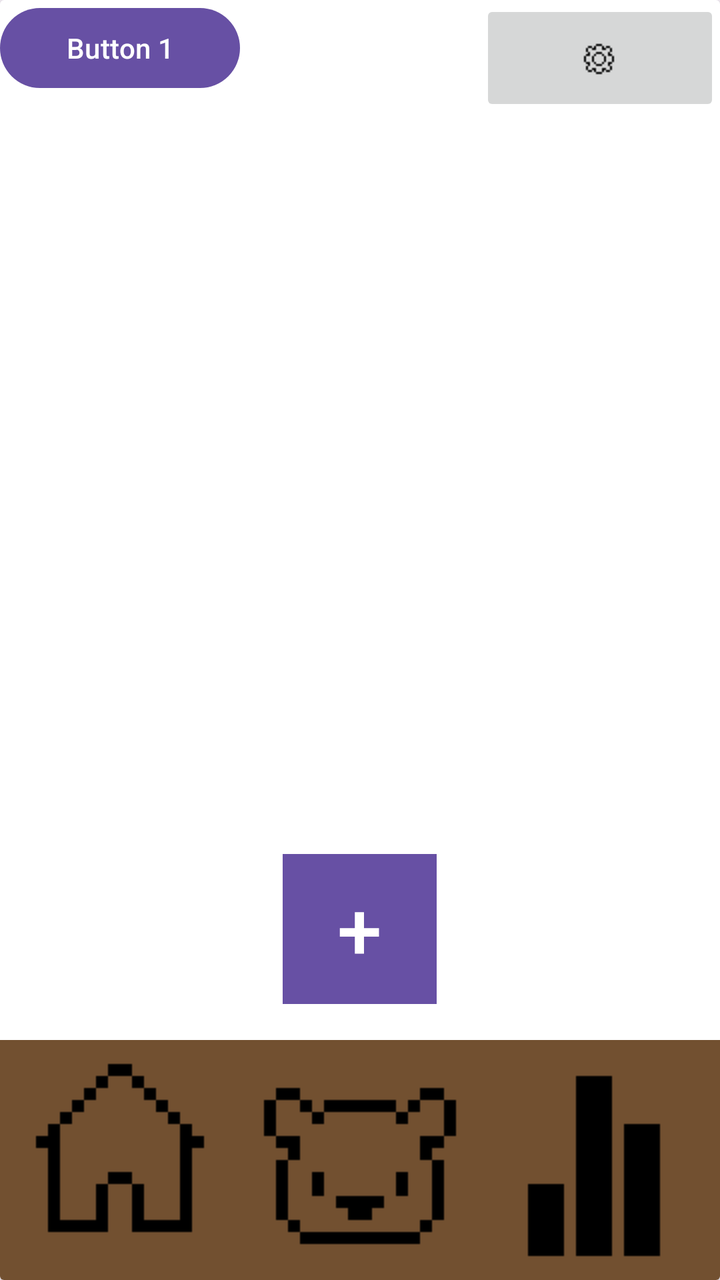
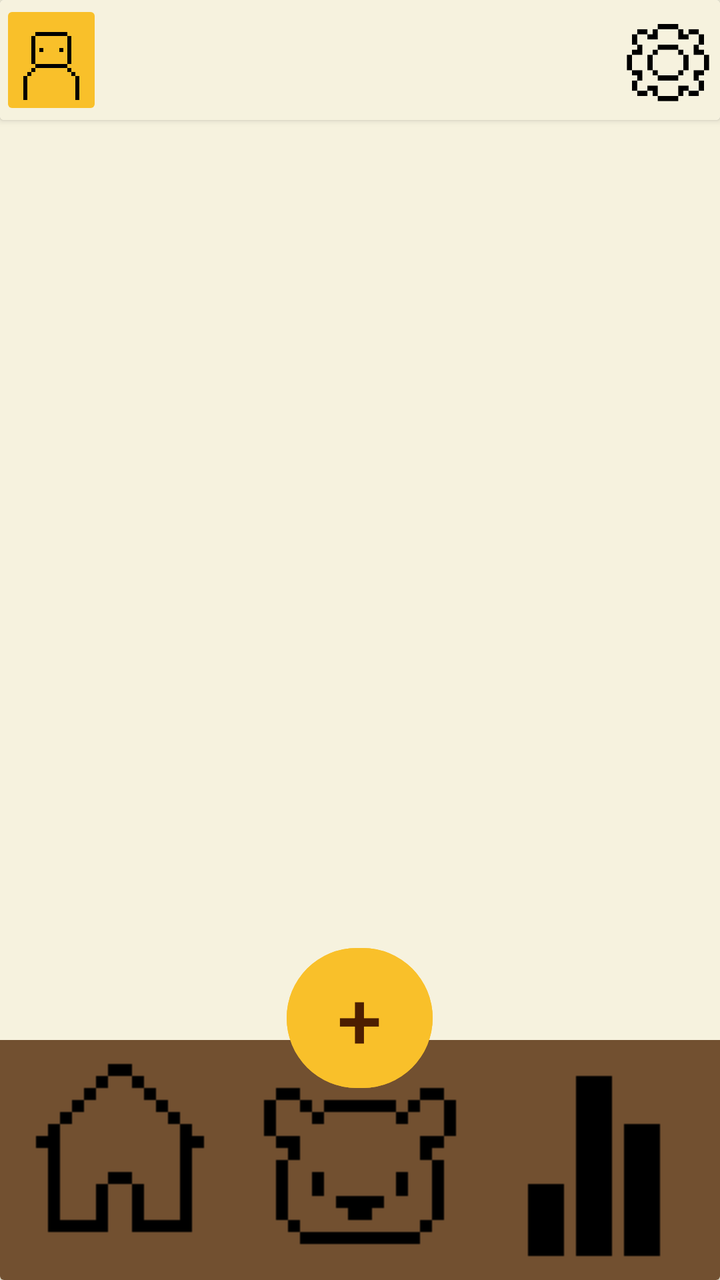

Compare the two renders of this Android layout. The source of the first and the diff that turns it into the second are given below.
<!-- AndroidManifest.xml: application theme Theme.BeeBudgetingLimited -->
<!-- res/layout/activity_view_all_home_screen.xml -->
<?xml version="1.0" encoding="utf-8"?>
<androidx.drawerlayout.widget.DrawerLayout xmlns:android="http://schemas.android.com/apk/res/android"
    xmlns:app="http://schemas.android.com/apk/res-auto"
    xmlns:tools="http://schemas.android.com/tools"
    android:id="@+id/main"
    android:layout_width="match_parent"
    android:layout_height="match_parent"
    android:rotation="0"
    android:rotationX="0"
    android:rotationY="0"
    tools:context=".HomeScreen">

    <androidx.cardview.widget.CardView
        android:layout_width="match_parent"
        android:layout_height="wrap_content">
        <LinearLayout
            android:layout_width="match_parent"
            android:layout_height="match_parent"
            android:orientation="vertical">

            
            <androidx.cardview.widget.CardView
                android:layout_width="match_parent"
                android:layout_height="wrap_content" />

            
            <LinearLayout
                android:layout_width="match_parent"
                android:layout_height="58dp"
                android:orientation="horizontal">

                <Button
                    android:id="@+id/ProfileBtn"
                    android:layout_width="0dp"
                    android:layout_height="wrap_content"
                    android:layout_weight="1"
                    android:text="Button 1" />

                <ImageView
                    android:id="@+id/imageView3"
                    android:layout_width="0dp"
                    android:layout_height="wrap_content"
                    android:layout_weight="1"
                    android:alpha="0"
                    app:srcCompat="@drawable/house" />

                <ImageButton
                    android:id="@+id/Settingsbtn"
                    android:layout_width="0dp"
                    android:layout_height="match_parent"
                    android:layout_weight="1"
                    app:srcCompat="@drawable/cogicon" />

            </LinearLayout>

            <ScrollView
                android:layout_width="match_parent"
                android:layout_height="match_parent">

                <LinearLayout
                    android:layout_width="match_parent"
                    android:layout_height="wrap_content"
                    android:orientation="vertical" />
            </ScrollView>

        </LinearLayout>
        <LinearLayout
            android:layout_width="match_parent"
            android:layout_height="519dp"
            android:orientation="vertical" >

        </LinearLayout>

        <LinearLayout
            android:layout_width="match_parent"
            android:layout_height="213dp"
            android:layout_gravity="bottom"
            android:layout_weight="1"
            android:gravity="bottom"
            android:orientation="vertical">

            <Button
                android:id="@+id/Addbtn"
                android:layout_width="77dp"
                android:layout_height="76dp"
                android:layout_gravity="center"
                android:text="+"
                android:textColorLink="#f2c560"
                android:textSize="40dp"
                app:iconSize="50dp"
                android:background="#f2c560"/>

            <LinearLayout
                android:layout_width="match_parent"
                android:layout_height="138dp"
                android:layout_gravity="bottom"
                android:gravity="bottom"
                android:orientation="horizontal">

                <ImageButton
                    android:id="@+id/Homebtn"
                    android:layout_width="wrap_content"
                    android:layout_height="wrap_content"
                    android:layout_weight="1"
                    app:srcCompat="@drawable/houseicon"
                    android:background="#725030"/>

                <ImageButton
                    android:id="@+id/Barrybtn"
                    android:layout_width="wrap_content"
                    android:layout_height="wrap_content"
                    android:layout_weight="1"
                    app:srcCompat="@drawable/bearicon"
                    android:background="#725030"/>

                <ImageButton
                    android:id="@+id/Analyticsbtn"
                    android:layout_width="wrap_content"
                    android:layout_height="wrap_content"
                    android:layout_weight="1"
                    app:srcCompat="@drawable/analyticsicon"
                    android:background="#725030"/>

            </LinearLayout>
        </LinearLayout>

    </androidx.cardview.widget.CardView>
</androidx.drawerlayout.widget.DrawerLayout>
<!-- resources referenced by this layout -->
<resources>
  <!-- drawable analyticsicon: png bitmap (drawable, 346 bytes) -->
  <!-- drawable bearicon: png bitmap (drawable, 423 bytes) -->
  <!-- drawable cogicon: png bitmap (drawable, 168 bytes) -->
  <!-- drawable house: png bitmap (drawable, 413934 bytes) -->
  <!-- drawable houseicon: png bitmap (drawable, 405 bytes) -->
  <style name="Theme.BeeBudgetingLimited" parent="Base.Theme.BeeBudgetingLimited" />
  <style name="Base.Theme.BeeBudgetingLimited" parent="Theme.Material3.DayNight.NoActionBar">
          
          
      </style>
</resources>

<!-- the commit's change to res/layout/activity_view_all_home_screen.xml (unified diff, before → after) -->
@@ -8,50 +8,61 @@
     android:rotation="0"
     android:rotationX="0"
     android:rotationY="0"
-    tools:context=".HomeScreen">
+    tools:context=".HomeScreen"
+    android:background="@color/Cream">
 
     <androidx.cardview.widget.CardView
         android:layout_width="match_parent"
-        android:layout_height="wrap_content">
+        android:layout_height="wrap_content"
+        app:cardBackgroundColor="@color/Cream">
         <LinearLayout
             android:layout_width="match_parent"
             android:layout_height="match_parent"
-            android:orientation="vertical">
+            android:orientation="vertical"
+            android:background="@color/Cream">
 
             
             <androidx.cardview.widget.CardView
                 android:layout_width="match_parent"
-                android:layout_height="wrap_content" />
+                android:layout_height="wrap_content" >
+
+                <LinearLayout
+                    android:id="@+id/topBar"
+                    android:layout_width="match_parent"
+                    android:layout_height="60dp"
+                    android:orientation="horizontal"
+                    android:background="@color/Cream">
+
+                    <ImageButton
+                        android:id="@+id/ProfileBtn"
+                        android:layout_width="0dp"
+                        android:layout_height="wrap_content"
+                        android:layout_weight="0.2"
+                        android:backgroundTint="@color/Bright_yellow"
+                        android:scaleType="centerCrop"
+                        app:srcCompat="@drawable/profileicon" />
+
+                    <ImageView
+                        android:id="@+id/imageView3"
+                        android:layout_width="0dp"
+                        android:layout_height="wrap_content"
+                        android:layout_weight="1"
+                        android:alpha="0"
+                        app:srcCompat="@drawable/house" />
+
+                    <ImageButton
+                        android:id="@+id/Settingsbtn"
+                        android:layout_width="0dp"
+                        android:layout_height="match_parent"
+                        android:layout_weight="0.2"
+                        android:background="@android:color/transparent"
+                        android:scaleType="fitCenter"
+                        app:srcCompat="@drawable/cogicon" />
+
+                </LinearLayout>
+            </androidx.cardview.widget.CardView>
 
             
-            <LinearLayout
-                android:layout_width="match_parent"
-                android:layout_height="58dp"
-                android:orientation="horizontal">
-
-                <Button
-                    android:id="@+id/ProfileBtn"
-                    android:layout_width="0dp"
-                    android:layout_height="wrap_content"
-                    android:layout_weight="1"
-                    android:text="Button 1" />
-
-                <ImageView
-                    android:id="@+id/imageView3"
-                    android:layout_width="0dp"
-                    android:layout_height="wrap_content"
-                    android:layout_weight="1"
-                    android:alpha="0"
-                    app:srcCompat="@drawable/house" />
-
-                <ImageButton
-                    android:id="@+id/Settingsbtn"
-                    android:layout_width="0dp"
-                    android:layout_height="match_parent"
-                    android:layout_weight="1"
-                    app:srcCompat="@drawable/cogicon" />
-
-            </LinearLayout>
 
             <ScrollView
                 android:layout_width="match_parent"
@@ -64,36 +75,23 @@
             </ScrollView>
 
         </LinearLayout>
+
         <LinearLayout
             android:layout_width="match_parent"
             android:layout_height="519dp"
-            android:orientation="vertical" >
+            android:orientation="vertical">
 
         </LinearLayout>
 
-        <LinearLayout
+        <RelativeLayout
+            android:id="@+id/bottomBar"
             android:layout_width="match_parent"
-            android:layout_height="213dp"
-            android:layout_gravity="bottom"
-            android:layout_weight="1"
-            android:gravity="bottom"
-            android:orientation="vertical">
-
-            <Button
-                android:id="@+id/Addbtn"
-                android:layout_width="77dp"
-                android:layout_height="76dp"
-                android:layout_gravity="center"
-                android:text="+"
-                android:textColorLink="#f2c560"
-                android:textSize="40dp"
-                app:iconSize="50dp"
-                android:background="#f2c560"/>
+            android:layout_height="170dp"
+            android:layout_gravity="bottom">
 
             <LinearLayout
                 android:layout_width="match_parent"
-                android:layout_height="138dp"
-                android:layout_gravity="bottom"
+                android:layout_height="match_parent"
                 android:gravity="bottom"
                 android:orientation="horizontal">
 
@@ -102,27 +100,41 @@
                     android:layout_width="wrap_content"
                     android:layout_height="wrap_content"
                     android:layout_weight="1"
-                    app:srcCompat="@drawable/houseicon"
-                    android:background="#725030"/>
+                    android:background="#725030"
+                    app:srcCompat="@drawable/houseicon" />
 
                 <ImageButton
                     android:id="@+id/Barrybtn"
                     android:layout_width="wrap_content"
                     android:layout_height="wrap_content"
                     android:layout_weight="1"
-                    app:srcCompat="@drawable/bearicon"
-                    android:background="#725030"/>
+                    android:background="#725030"
+                    app:srcCompat="@drawable/bearicon" />
 
                 <ImageButton
                     android:id="@+id/Analyticsbtn"
                     android:layout_width="wrap_content"
                     android:layout_height="wrap_content"
                     android:layout_weight="1"
-                    app:srcCompat="@drawable/analyticsicon"
-                    android:background="#725030"/>
+                    android:background="#725030"
+                    app:srcCompat="@drawable/analyticsicon" />
 
             </LinearLayout>
-        </LinearLayout>
+
+            <Button
+                android:id="@+id/Addbtn"
+                android:layout_width="73dp"
+                android:layout_height="78dp"
+                android:layout_centerHorizontal="true"
+                android:layout_marginTop="0dp"
+
+                android:backgroundTint="@color/Bright_yellow"
+                android:text="+"
+                android:textColor="@color/Dark_brown"
+                android:textColorLink="#f2c560"
+                android:textSize="40dp" />
+
+        </RelativeLayout>
 
     </androidx.cardview.widget.CardView>
 </androidx.drawerlayout.widget.DrawerLayout>
<!-- resource entries referenced after the edit -->
@@ -1,10 +1,14 @@
 <!-- resources referenced by this layout -->
 <resources>
+  <color name="Bright_yellow">#f9c02a</color>
+  <color name="Cream">#f6f2de</color>
+  <color name="Dark_brown">#4c1e01</color>
   <!-- drawable analyticsicon: png bitmap (drawable, 346 bytes) -->
   <!-- drawable bearicon: png bitmap (drawable, 423 bytes) -->
-  <!-- drawable cogicon: png bitmap (drawable, 168 bytes) -->
+  <!-- drawable cogicon: png bitmap (drawable, 702 bytes) -->
   <!-- drawable house: png bitmap (drawable, 413934 bytes) -->
   <!-- drawable houseicon: png bitmap (drawable, 405 bytes) -->
+  <!-- drawable profileicon: png bitmap (drawable, 471 bytes) -->
   <style name="Theme.BeeBudgetingLimited" parent="Base.Theme.BeeBudgetingLimited" />
   <style name="Base.Theme.BeeBudgetingLimited" parent="Theme.Material3.DayNight.NoActionBar">
           
